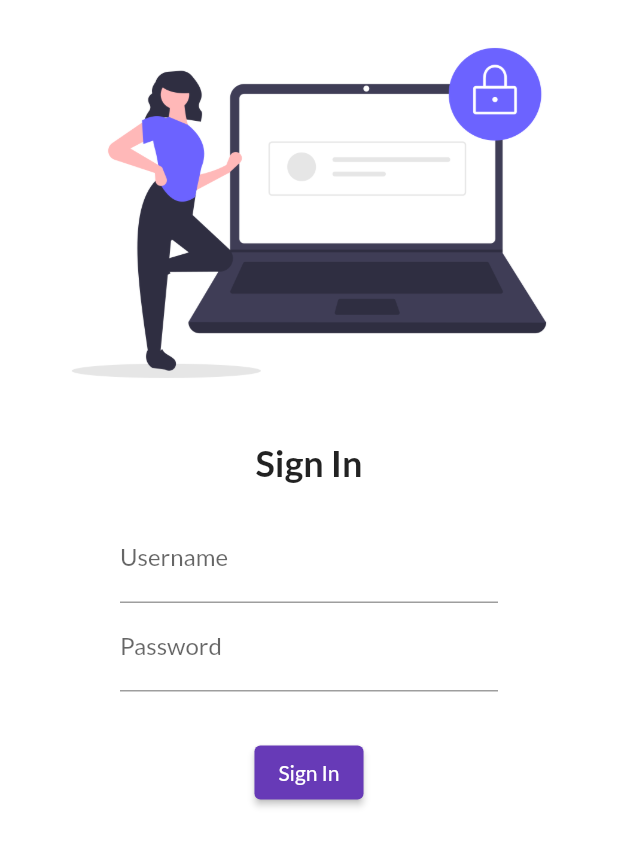
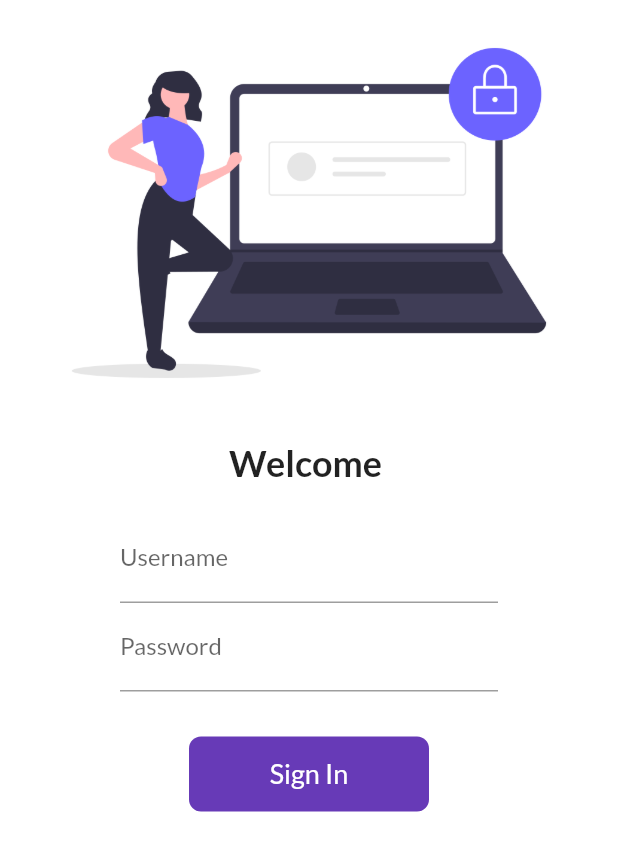
Before and after one commit to Hiteshsukhwani29/Catalog-App, a Flutter app: the screen it shows after launch, on a phone screen of 412 x 824 dp. Shown: the top 851 px of the screen. Run offline on Flutter 3.47's test engine with Material 2 defaults, Android fonts, the phone set to English and light mode, and no system bars; our stand-ins replace google_fonts.

Commit message:
Add Animated Button, Delay

```diff
--- a/lib/main.dart
+++ b/lib/main.dart
@@ -1,4 +1,5 @@
 import 'package:flutter/material.dart';
+import 'package:flutter_catalog_app/utils/routes.dart';
 import 'pages/home.dart';
 import 'pages/login.dart';
 import 'package:google_fonts/google_fonts.dart';
@@ -21,7 +22,8 @@ class App extends StatelessWidget {
       darkTheme: ThemeData(brightness: Brightness.dark),
       routes: {
         "/": (context) => Login(),
-        // "/login": (context) => Login(),
+        MyRoutes.LoginRoute: (context) => Login(),
+        MyRoutes.HomeRoute: (context) => Home(),
       },
     );
   }
--- a/lib/pages/login.dart
+++ b/lib/pages/login.dart
@@ -1,49 +1,82 @@
 import 'package:flutter/material.dart';
+import 'package:flutter_catalog_app/utils/routes.dart';
 
-class Login extends StatelessWidget {
-  const Login({ Key? key }) : super(key: key);
+class Login extends StatefulWidget {
+  const Login({Key? key}) : super(key: key);
+
+  @override
+  _LoginState createState() => _LoginState();
+}
+
+class _LoginState extends State<Login> {
+  var name = "";
+  bool changebtn = false;
 
   @override
   Widget build(BuildContext context) {
     return Material(
         color: Colors.white,
-      child: Column(children: [
+        child: Column(
+          children: [
             Image.asset("assets/images/login_img.png"),
-        SizedBox(height:10),
-        Text("Sign In", style: TextStyle(
+            SizedBox(height: 10),
+            Text("Welcome $name",
+                style: TextStyle(
                   fontSize: 24,
                   fontWeight: FontWeight.bold,
-        )
-        ),
+                )),
             Padding(
-          padding: const EdgeInsets.symmetric(vertical: 20.0, horizontal:80.0),
+              padding:
+                  const EdgeInsets.symmetric(vertical: 20.0, horizontal: 80.0),
               child: Column(
                 children: [
                   TextFormField(
                     decoration: InputDecoration(
-                  hintText: "Enter Username",
-                  labelText: "Username"
-                ),
+                        hintText: "Enter Username", labelText: "Username"),
+                    onChanged: (value) {
+                      name = value;
+                      setState(() {});
+                    },
                   ),
                   TextFormField(
                     obscureText: true,
                     decoration: InputDecoration(
-                  hintText: "Enter Password",
-                  labelText: "Password"
+                        hintText: "Enter Password", labelText: "Password"),
+                  ),
+                  SizedBox(height: 30),
+                  InkWell(
+                    onTap: () async {
+                      setState((){
+                        changebtn = true;
+                      });
+                      await Future.delayed(Duration(seconds:1));
+                      Navigator.pushNamed(context, MyRoutes.HomeRoute);
+                    },
+                    child: AnimatedContainer(
+                      width: changebtn?50:160,
+                      height: 50,
+                      duration: Duration(seconds: 1),
+                      child: changebtn?Icon(Icons.done, color: Colors.white):Text("Sign In",style: TextStyle(color: Colors.white, fontSize: 18)),
+                      alignment: Alignment.center,
+                      decoration: BoxDecoration(
+                        color: Colors.deepPurple,
+                        borderRadius: BorderRadius.circular(changebtn?25:8)
                       ),
                     ),
-              SizedBox(height:30),
-              ElevatedButton(
-                onPressed: (){
-                  print("Working");
-                  },
-                child: Text("Sign In"),
-                style: TextButton.styleFrom(backgroundColor: Colors.deepPurple),
-                ),
+                  )
+                  // ElevatedButton(
+                  //   onPressed: () {
+                  //     Navigator.pushNamed(context, MyRoutes.HomeRoute);
+                  //   },
+                  //   child: Text("Sign In"),
+                  //   style: TextButton.styleFrom(
+                  //       minimumSize: Size(160, 50),
+                  //       backgroundColor: Colors.deepPurple),
+                  // ),
                 ],
               ),
             )
-      ],)
-    );
+          ],
+        ));
   }
 }
--- /dev/null
+++ b/lib/utils/routes.dart
@@ -0,0 +1,4 @@
+class MyRoutes {
+  static String LoginRoute = "/login";
+  static String HomeRoute = "/home";
+}
```
Lines whose indentation alone changed are shown as unchanged.
